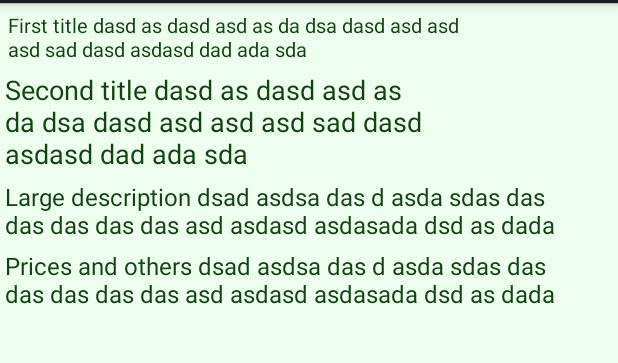
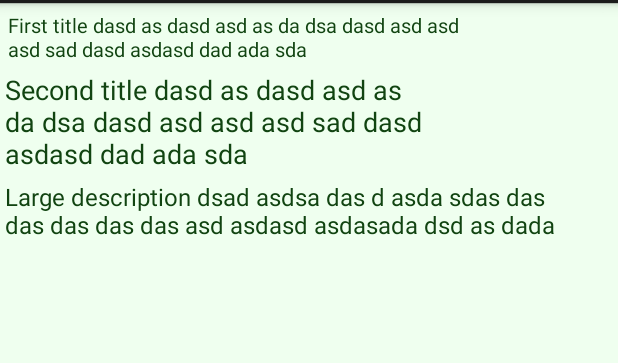
Before and after one commit to devcows/manuncios, an Android app: the layout offer_list.xml on its own in the app's theme, with its tools: preview values and no code run, on a phone screen of 412 x 824 dp, the part 69-432 px from its top. Run offline under Robolectric (Android 15) with nearby library versions, the phone set to English and light mode, and no system bars.

```diff
--- a/app/build.gradle
+++ b/app/build.gradle
@@ -20,7 +20,8 @@ android {
 }
 
 dependencies {
-    compile 'org.jsoup:jsoup:1.8.1'
+    compile 'commons-io:commons-io:+'
+    compile 'org.jsoup:jsoup:+'
     compile 'com.nostra13.universalimageloader:universal-image-loader:1.9.3'
     compile fileTree(dir: 'libs', include: ['*.jar'])
 }
--- a/app/src/main/java/com/app/first/milanuncios/MainActivity.java
+++ b/app/src/main/java/com/app/first/milanuncios/MainActivity.java
@@ -4,6 +4,7 @@ import android.app.Activity;
 import android.app.SearchManager;
 import android.content.Context;
 import android.content.Intent;
+import android.content.res.AssetManager;
 import android.os.Bundle;
 import android.view.Menu;
 import android.view.MenuItem;
@@ -72,6 +73,9 @@ public class MainActivity extends Activity implements CategoriesTaskListener { /
 
 
         ImageLoader.getInstance().init(config);
+        AssetManager assetManager = getAssets();
+        //file:///android_asset/web_style.css
+        Utils.loadCss(assetManager, "web_style.css");
 
         new CategoriesGetTask().execute(this);
     }
--- a/app/src/main/res/layout/offer_list.xml
+++ b/app/src/main/res/layout/offer_list.xml
@@ -54,18 +54,17 @@
         android:textSize="16dp"
         android:layout_below="@+id/secondTitle" />
 
-    <TextView
-        android:id="@+id/other"
-        android:text="Prices and others dsad asdsa das d asda sdas das das das das das asd asdasd asdasada dsd as dada"
-        android:layout_width="wrap_content"
-        android:layout_height="wrap_content"
+
+    <LinearLayout
+        android:id="@+id/othersList"
+        android:orientation="horizontal"
+        android:layout_width="fill_parent"
+        android:layout_height="30dp"
         android:paddingTop="5dp"
-        android:paddingBottom="2dp"
         android:paddingLeft="@dimen/activity_offer_normal_padding_left"
         android:paddingRight="3dp"
-        android:maxWidth="@dimen/activity_offer_other_max_width"
-        android:textColor="#114411"
-        android:textSize="16dp"
-        android:layout_below="@+id/description" />
+        android:layout_alignParentLeft="true"
+        android:layout_alignParentStart="true"
+        android:layout_below="@+id/description"></LinearLayout>
 
 </RelativeLayout>
```
Also changed, not shown: app/src/main/java/com/app/first/milanuncios/OfferOtherField.java (+26 -0 lines), app/src/main/java/com/app/first/milanuncios/SearchOffersGetTask.java (+32 -8 lines), app/src/main/java/com/app/first/milanuncios/SearchOffersListAdapter.java (+10 -0 lines), app/src/main/java/com/app/first/milanuncios/Utils.java (+45 -0 lines), 1 other file.
